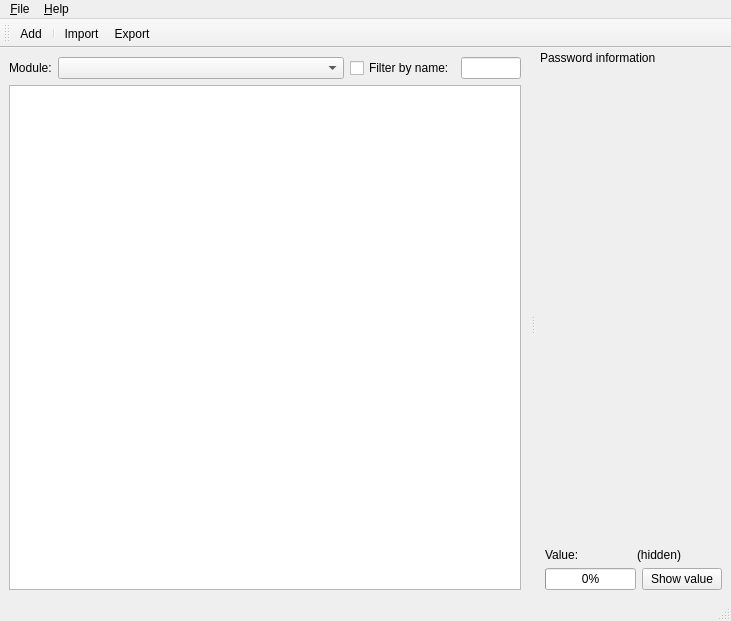
The window that util/qt/mainwindow.ui (mupuf/PPassKeeper) describes before a commit, drawn with Qt 5.
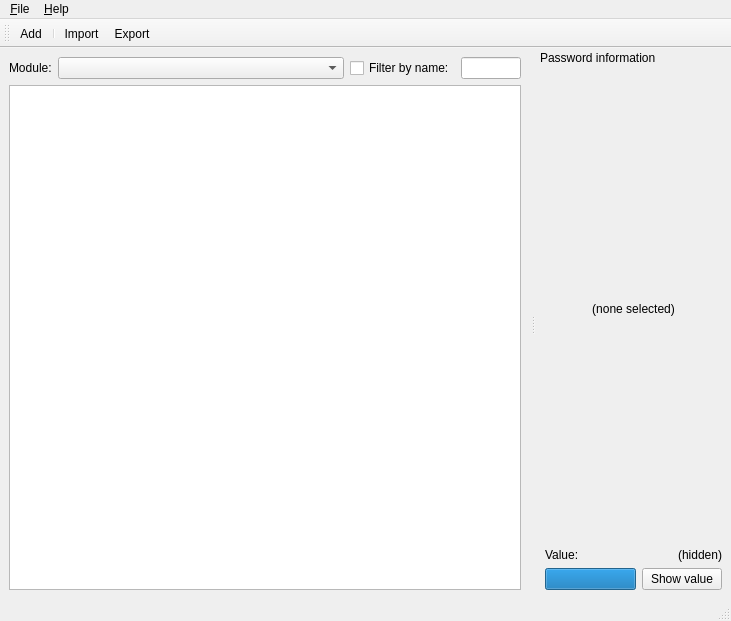
The same window after the commit.

Commit message: Qt GUI: get passwords

Patch:
```diff
--- a/util/qt/mainwindow.ui
+++ b/util/qt/mainwindow.ui
@@ -106,6 +106,8 @@
     <number>2</number>
    </attribute>
    <widget class="QWidget" name="dockWidgetContents_2" >
+    <layout class="QVBoxLayout" name="verticalLayout_3" >
+     <item>
     <layout class="QVBoxLayout" name="verticalLayout_2" >
      <item>
       <spacer name="verticalSpacer" >
@@ -114,11 +116,36 @@
        </property>
        <property name="sizeHint" stdset="0" >
         <size>
+           <width>174</width>
+           <height>58</height>
+          </size>
+         </property>
+        </spacer>
+       </item>
+       <item>
+        <widget class="QLabel" name="infoLabel" >
+         <property name="text" >
+          <string>(none selected)</string>
+         </property>
+         <property name="alignment" >
+          <set>Qt::AlignCenter</set>
+         </property>
+        </widget>
+       </item>
+       <item>
+        <spacer name="verticalSpacer_2" >
+         <property name="orientation" >
+          <enum>Qt::Vertical</enum>
+         </property>
+         <property name="sizeHint" stdset="0" >
+          <size>
          <width>20</width>
-         <height>438</height>
+           <height>40</height>
         </size>
        </property>
       </spacer>
+       </item>
+      </layout>
      </item>
      <item>
       <layout class="QHBoxLayout" name="horizontalLayout_2" >
@@ -134,6 +161,9 @@
          <property name="text" >
           <string>(hidden)</string>
          </property>
+         <property name="alignment" >
+          <set>Qt::AlignRight|Qt::AlignTrailing|Qt::AlignVCenter</set>
+         </property>
         </widget>
        </item>
       </layout>
@@ -143,7 +173,16 @@
        <item>
         <widget class="QProgressBar" name="progressBar" >
          <property name="value" >
-          <number>0</number>
+          <number>100</number>
+         </property>
+         <property name="textVisible" >
+          <bool>false</bool>
+         </property>
+         <property name="orientation" >
+          <enum>Qt::Horizontal</enum>
+         </property>
+         <property name="textDirection" >
+          <enum>QProgressBar::TopToBottom</enum>
          </property>
         </widget>
        </item>
```
Left out of the diff: 10 changed lines with no effect on the pictures. Lines whose indentation alone changed are shown as unchanged. The commit also changes 4 other files.
